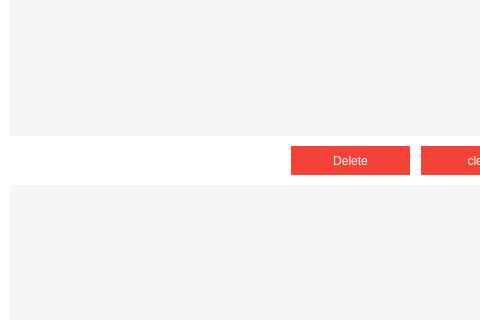
This is reporter.ui in Davebudil/reporter as Qt 5 draws it before an edit; both pictures show x 0 to 480 and y 187 to 507 of the 866 by 602 pixel window. The edited form follows.
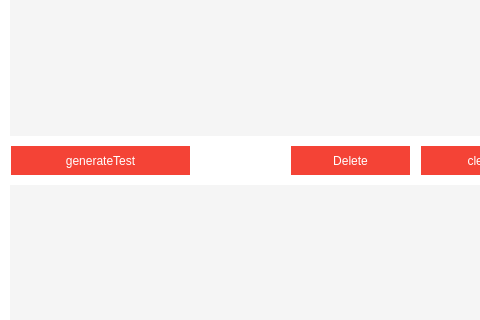
This is the edited form. The open tabs and pages were chosen to show the change. Icons and pictures are not drawn.

What changed in the file:
```diff
--- a/reporter.ui
+++ b/reporter.ui
@@ -2461,6 +2461,22 @@
        <string>Active</string>
       </property>
      </widget>
+     <widget class="QToolButton" name="toolButton_2">
+      <property name="geometry">
+       <rect>
+        <x>10</x>
+        <y>310</y>
+        <width>181</width>
+        <height>31</height>
+       </rect>
+      </property>
+      <property name="styleSheet">
+       <string notr="true"/>
+      </property>
+      <property name="text">
+       <string>generateTest</string>
+      </property>
+     </widget>
     </widget>
     <widget class="QWidget" name="tab">
      <attribute name="title">
```
Left out of the diff: 2 changed lines with no effect on the pictures.
